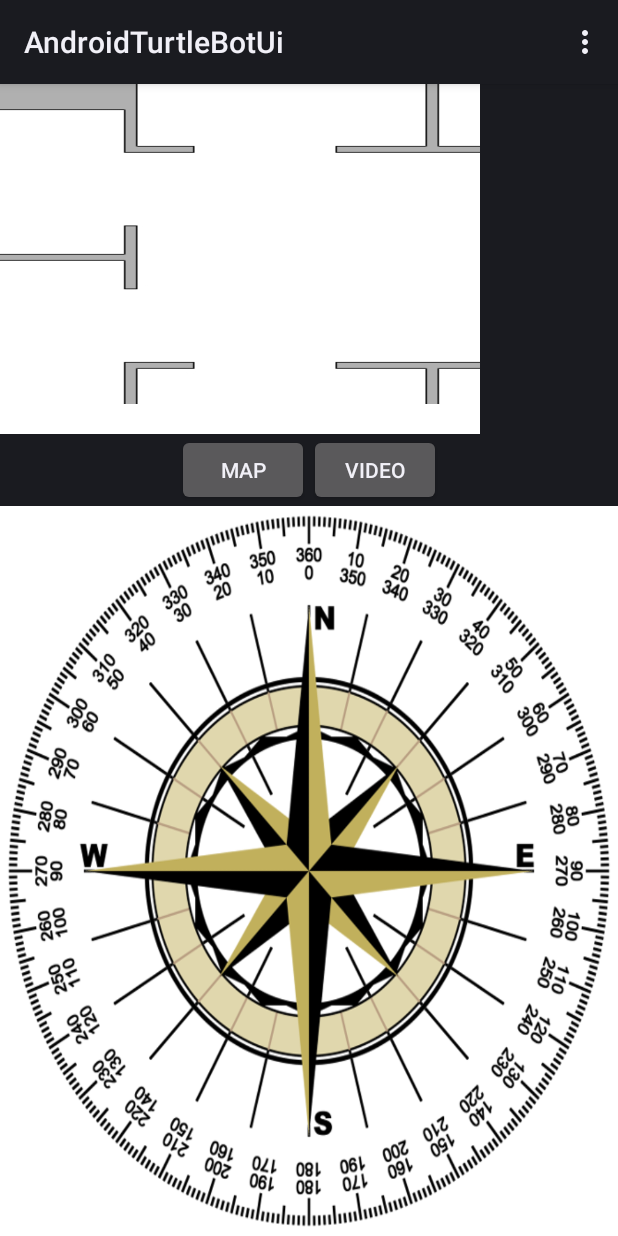
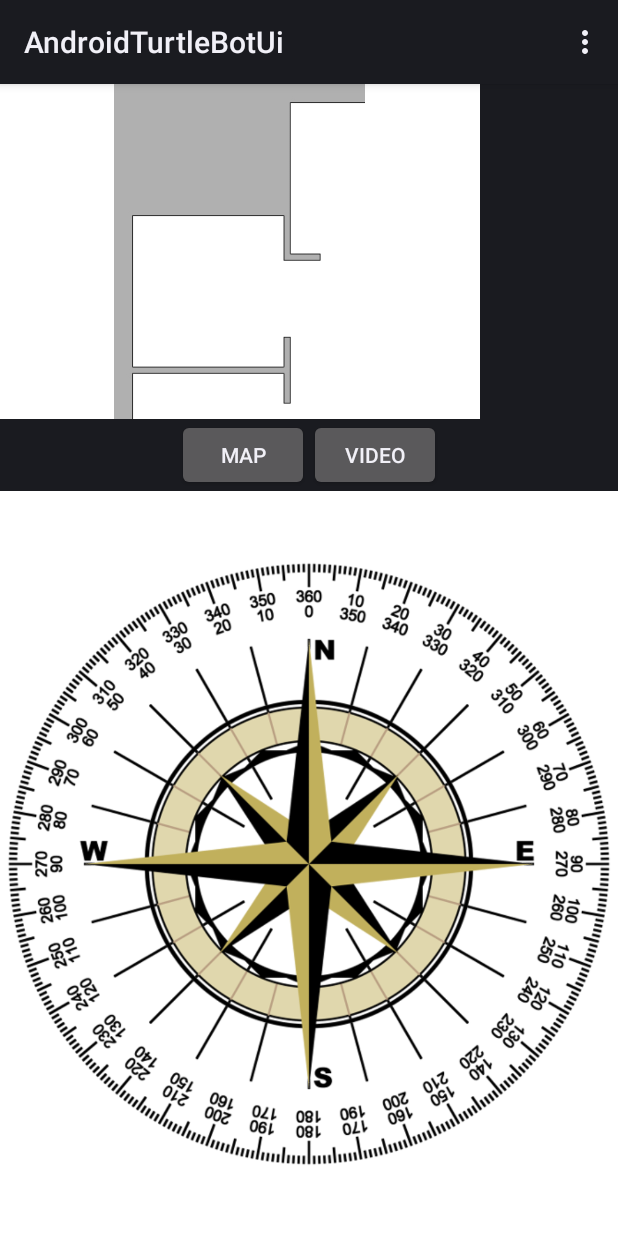
Before and after one commit to DeepBlue14/android_turtlebot_controller, an Android app: the fragment VideoFrag placed in its activity, in the options menu, after a tap on "Joystick", on a phone screen of 412 x 824 dp. Run offline under Robolectric (Android 15) with nearby library versions, the phone set to English and light mode, and no system bars; libraries missing offline, so code that uses them is left out: org.opencv.android, org.opencv.core.

Commit message:
fixed joy offset

```diff
--- a/AndroidTurtleBotUi/app/src/main/java/com/alias/james/androidturtlebotui/UniversalDat.java
+++ b/AndroidTurtleBotUi/app/src/main/java/com/alias/james/androidturtlebotui/UniversalDat.java
@@ -25,7 +25,7 @@ public class UniversalDat
     private static int positionOutPort = 50001; /** The port which DataCom will use to send
                                                     coordinates to the robot. */
     private static int positionInPort = 50002; /** The position DataCom will use to receive
-                                                      current coordinates from the robot. */
+                                                   current coordinates from the robot. */
 
 
 
--- a/AndroidTurtleBotUi/app/src/main/java/com/alias/james/androidturtlebotui/VideoFrag.java
+++ b/AndroidTurtleBotUi/app/src/main/java/com/alias/james/androidturtlebotui/VideoFrag.java
@@ -15,8 +15,10 @@
 package com.alias.james.androidturtlebotui;
 
 import android.annotation.TargetApi;
+import android.graphics.Bitmap;
 import android.os.Build;
 import android.os.Bundle;
+import android.os.Handler;
 import android.speech.tts.TextToSpeech;
 import android.support.v4.app.Fragment;
 import android.util.Log;
@@ -28,6 +30,16 @@ import android.view.ViewGroup;
 import android.webkit.WebView;
 import android.widget.ImageView;
 
+import org.opencv.android.Utils;
+import org.opencv.core.CvType;
+import org.opencv.core.Mat;
+
+import java.io.IOException;
+import java.io.InputStream;
+import java.net.InetAddress;
+import java.net.Socket;
+import java.net.UnknownHostException;
+
 
 public class VideoFrag extends Fragment implements WebView.OnTouchListener, TextToSpeech.OnInitListener
 {
@@ -37,9 +49,12 @@ public class VideoFrag extends Fragment implements WebView.OnTouchListener, Text
     private float fingerPressY = 0; /** Is the y coordinate of the finger press action. */
     private float fingerReleaseX = 0; /** Is the x coordinate of the finger release action. */
     private float fingerReleaseY = 0; /** Is the y coordinate of the finger release action. */
+    private Socket socket; /** Socket object to handle traffic between robot and Android device. */
+    private InetAddress serverAddress = null; /** The address of the robot. */
+    private final int MATRIX_SIZE = 921600; /** OpenCV matrixes  retrieved from the PrimeSense via ROS are always this size */
+    private Bitmap camBitmap; /** Is the bitmap with bounding box drawn around the object the robot thinks the user selected. */
 
     LayoutInflater inflater; /** Is an inflater object to inflate the VerifyTouch dialog UI. */
-    DataCom dataCom; /** Is used to handle transactions between the robot and Android device after an point has been initially selected. */
 
 
     /**
@@ -51,8 +66,6 @@ public class VideoFrag extends Fragment implements WebView.OnTouchListener, Text
     public void onCreate(Bundle savedInstanceState)
     {
         super.onCreate(savedInstanceState);
-        dataCom = new DataCom();
-
     }
 
 
@@ -193,7 +206,87 @@ public class VideoFrag extends Fragment implements WebView.OnTouchListener, Text
      */
     public void startWebCamStream()
     {
-        ;//webView.loadUrl(UniversalDat.getCamUrlStr());
+
+        /*
+        //http://stackoverflow.com/questions/12716850/android-update-textview-in-thread-and-runnable
+        final Handler handler = new Handler();
+        //Runnable runnable = new Runnable() {
+        Thread runnable = new Thread(new Runnable() {
+            @Override
+            public void run() {
+                try {
+                    serverAddress = InetAddress.getByName(UniversalDat.getIpAddressStr());
+                    socket = new Socket(serverAddress, UniversalDat.getVideoPort() ); //!!!connect in a separate method--same goes for FetchLRFrames!!!
+                    System.out.println("^^^Successfully connected to server^^^");
+                } catch (UnknownHostException e) {
+                    e.printStackTrace();
+                } catch (IOException e) {
+                    e.printStackTrace();
+                }
+
+                while (true)
+                {
+                    try
+                    {
+                        Thread.sleep(1000);
+                    }
+                    catch (InterruptedException e)
+                    {
+                        e.printStackTrace();
+                    }
+                    handler.post(new Runnable() {
+                        public void run()
+                        {
+                            try
+                            {
+                                InputStream sub = socket.getInputStream(); // ???Do this once???
+                                System.out.println("^^^Generating new InputStream obj");
+                                // !!!???will this be true 32 & 64 bit processors???!!!
+                                byte[] buffer = new byte[MATRIX_SIZE];
+                                int currPos = 0;
+                                int bytesRead = 0;
+
+                                //bytesRead = sub.read(buffer, 0, buffer.length);
+                                //currPos = bytesRead;
+                                do
+                                {
+                                    bytesRead = sub.read(buffer, currPos, (buffer.length - currPos));
+
+                                    if (bytesRead != -1 && bytesRead != 0)
+                                    {
+                                        currPos += bytesRead;
+                                    }
+                                    else
+                                    {
+                                        break;
+                                    }
+
+                                } while (bytesRead != -1 && bytesRead != 0);
+
+                                System.out.println("^^^recieved image bytes @ DataCom::doInBackground(...):" + currPos);
+                                Mat mat = new Mat(480, 640, CvType.CV_8UC3);
+                                mat.put(0, 0, buffer);
+                                camBitmap = Bitmap.createBitmap(mat.cols(), mat.rows(), Bitmap.Config.ARGB_8888);
+                                Utils.matToBitmap(mat, camBitmap);
+                            } catch (UnknownHostException e) {
+                                System.out.println("^^^Ousted");
+                                e.printStackTrace();
+                            } catch (IOException e) {
+                                System.out.println("^^^Ousted");
+                                e.printStackTrace();
+                            }
+
+                            //update ui
+                            //cameraView.setImageBitmap(camBitmap);
+
+
+                        }
+                    });
+                }
+            }
+        });
+        runnable.start();
+        */
     }
 
 
@@ -390,30 +483,6 @@ public class VideoFrag extends Fragment implements WebView.OnTouchListener, Text
 
 
     /**
-     * Mutator.
-     * @see #dataCom
-     *
-     * @param dataCom
-     */
-    public void setDataCom(DataCom dataCom)
-    {
-        this.dataCom = dataCom;
-    }
-
-
-    /**
-     * Accessor.
-     * @see #dataCom
-     *
-     * @return
-     */
-    public DataCom getDataCom()
-    {
-        return dataCom;
-    }
-
-
-    /**
      * TODO: impelement this.
      *
      * @return
--- a/AndroidTurtleBotUi/app/src/main/res/layout/camera_layout.xml
+++ b/AndroidTurtleBotUi/app/src/main/res/layout/camera_layout.xml
@@ -15,6 +15,6 @@
         android:layout_height="match_parent"
         android:layout_centerHorizontal="true"
         android:layout_centerVertical="true"
-        android:scaleType="fitXY" />
+        android:scaleType="centerInside" />
 
 </LinearLayout>
--- a/AndroidTurtleBotUi/app/src/main/res/layout/joy_layout.xml
+++ b/AndroidTurtleBotUi/app/src/main/res/layout/joy_layout.xml
@@ -5,14 +5,12 @@
 
     <ImageView
         android:id="@+id/user_view"
-        android:src="@drawable/test_world"
-        android:scaleType="fitXY"
+        android:scaleType="centerInside"
         android:layout_width="wrap_content"
         android:layout_height="wrap_content"
-        android:orientation="vertical"
+        android:orientation="horizontal"
         android:layout_weight="1"
         android:background="#fff"
-        android:paddingBottom="20dp"
         />
 
     <LinearLayout
@@ -26,7 +24,7 @@
             android:layout_width="wrap_content"
             android:layout_height="wrap_content"
             android:layout_gravity="start"
-            android:scaleType="fitXY"
+            android:scaleType="centerInside"
             android:layout_weight="1"
             android:text="@string/map" />
 
@@ -35,7 +33,7 @@
             android:layout_width="wrap_content"
             android:layout_height="wrap_content"
             android:layout_gravity="end"
-            android:scaleType="fitXY"
+            android:scaleType="centerInside"
             android:layout_weight="1"
             android:text="@string/video" />
 
@@ -44,7 +42,7 @@
     <ImageView
         android:id="@+id/joystick"
         android:src="@drawable/compass2"
-        android:scaleType="fitXY"
+        android:scaleType="centerInside"
         android:layout_width="wrap_content"
         android:layout_height="wrap_content"
         android:orientation="vertical"
```
Also changed, not shown: AndroidTurtleBotUi/app/src/main/java/com/alias/james/androidturtlebotui/CamClient.java (added, +9 -0 lines), AndroidTurtleBotUi/app/src/main/java/com/alias/james/androidturtlebotui/JoyFrag.java (+11 -13 lines), AndroidTurtleBotUi/app/src/main/java/com/alias/james/androidturtlebotui/MainActivity.java (+34 -5 lines), AndroidTurtleBotUi/app/src/main/java/com/alias/james/androidturtlebotui/VoiceIn.java (added, +168 -0 lines).
